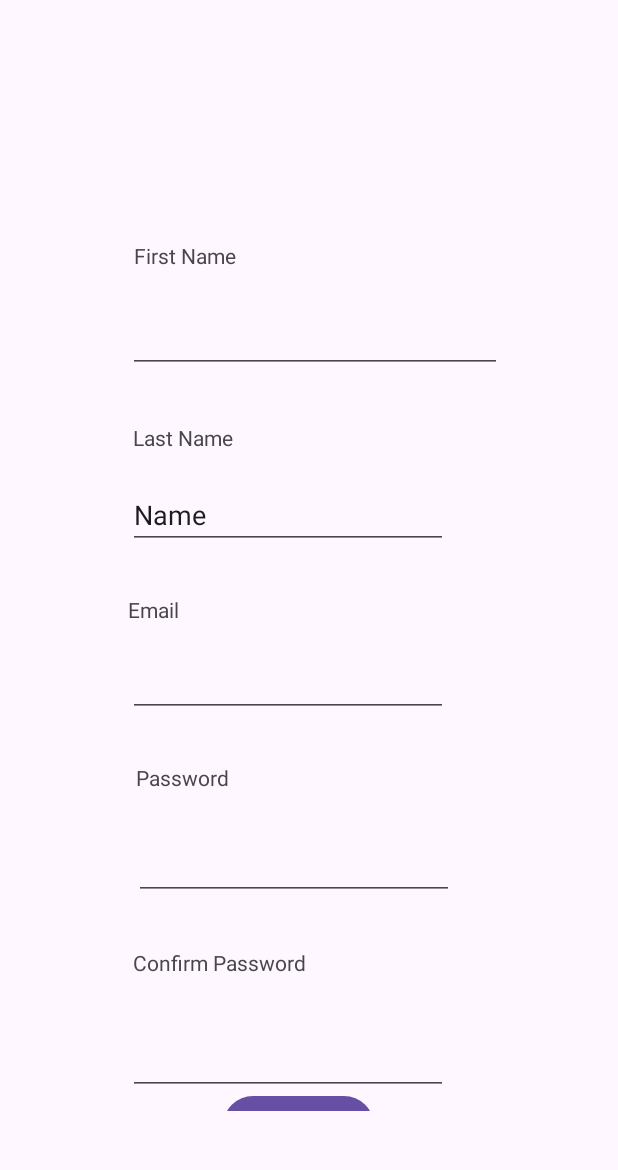
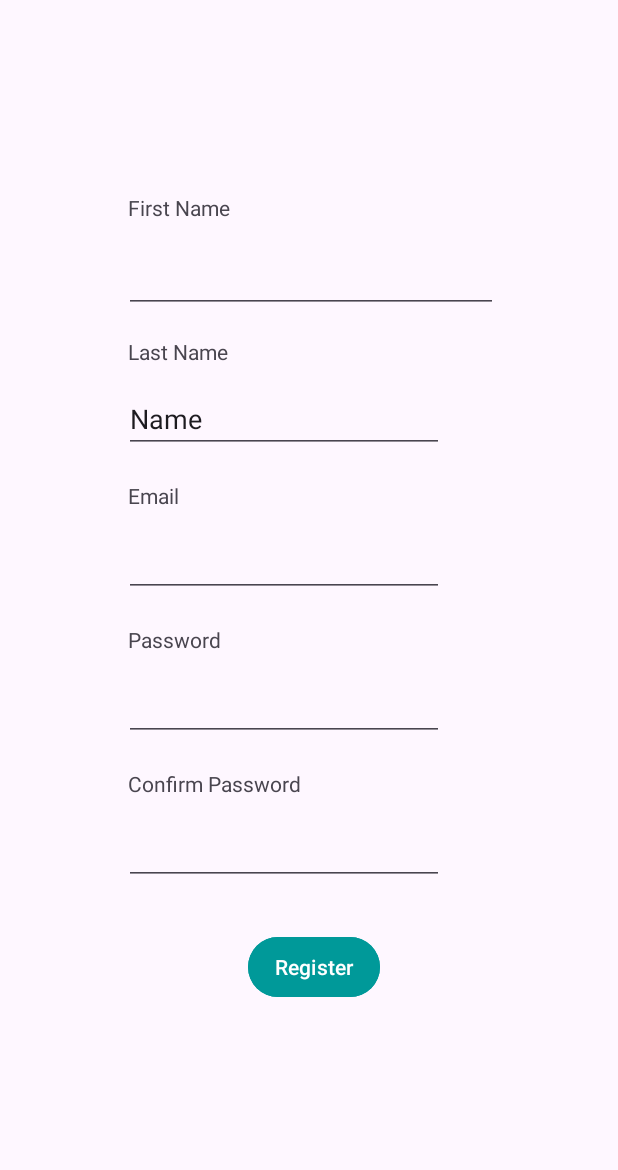
Before and after one commit to IsaacPicov/carbonFootprintApp, an Android app: the screen it shows after launch (MainActivity), after a tap on "Register", on a phone screen of 412 x 824 dp, the part 29-1199 px from its top. Run offline under Robolectric (Android 15) with nearby library versions, the light colour scheme and no system bars; our stand-ins replace Firebase (no records; nobody signed in at launch, a user with empty details on screens opened directly).

Commit message:
feat: UI changes

```diff
--- a/Starter Application/app/src/main/res/layout/fragment_registration.xml
+++ b/Starter Application/app/src/main/res/layout/fragment_registration.xml
@@ -6,12 +6,13 @@
     android:layout_width="match_parent"
     android:layout_height="match_parent">
 
+
     <TextView
         android:id="@+id/textView3"
         android:layout_width="wrap_content"
         android:layout_height="wrap_content"
-        android:layout_marginStart="84dp"
-        android:layout_marginTop="120dp"
+        android:layout_marginStart="80dp"
+        android:layout_marginTop="88dp"
         android:text="First Name"
         app:layout_constraintStart_toStartOf="parent"
         app:layout_constraintTop_toTopOf="parent" />
@@ -20,8 +21,8 @@
         android:id="@+id/editFirstName"
         android:layout_width="249dp"
         android:layout_height="48dp"
-        android:layout_marginStart="80dp"
-        android:layout_marginTop="160dp"
+        android:layout_marginStart="77dp"
+        android:layout_marginTop="120dp"
         android:ems="10"
         android:inputType="text"
         app:layout_constraintStart_toStartOf="parent"
@@ -32,8 +33,8 @@
         android:id="@+id/textView4"
         android:layout_width="wrap_content"
         android:layout_height="wrap_content"
-        android:layout_marginStart="83dp"
-        android:layout_marginTop="241dp"
+        android:layout_marginStart="80dp"
+        android:layout_marginTop="184dp"
         android:text="Last Name"
         app:layout_constraintStart_toStartOf="parent"
         app:layout_constraintTop_toTopOf="parent" />
@@ -42,8 +43,8 @@
         android:id="@+id/editLastName"
         android:layout_width="wrap_content"
         android:layout_height="wrap_content"
-        android:layout_marginStart="80dp"
-        android:layout_marginTop="280dp"
+        android:layout_marginStart="77dp"
+        android:layout_marginTop="216dp"
         android:ems="10"
         android:inputType="text"
         android:text="Name"
@@ -55,7 +56,7 @@
         android:layout_width="wrap_content"
         android:layout_height="wrap_content"
         android:layout_marginStart="80dp"
-        android:layout_marginTop="356dp"
+        android:layout_marginTop="280dp"
         android:text="Email"
         app:layout_constraintStart_toStartOf="parent"
         app:layout_constraintTop_toTopOf="parent" />
@@ -64,8 +65,8 @@
         android:id="@+id/editEmail"
         android:layout_width="wrap_content"
         android:layout_height="wrap_content"
-        android:layout_marginStart="80dp"
-        android:layout_marginTop="392dp"
+        android:layout_marginStart="77dp"
+        android:layout_marginTop="312dp"
         android:ems="10"
         android:inputType="textEmailAddress"
         app:layout_constraintStart_toStartOf="parent"
@@ -75,8 +76,8 @@
         android:id="@+id/textView6"
         android:layout_width="wrap_content"
         android:layout_height="wrap_content"
-        android:layout_marginStart="85dp"
-        android:layout_marginTop="468dp"
+        android:layout_marginStart="80dp"
+        android:layout_marginTop="376dp"
         android:text="Password"
         app:layout_constraintStart_toStartOf="parent"
         app:layout_constraintTop_toTopOf="parent" />
@@ -85,8 +86,8 @@
         android:id="@+id/editPassword"
         android:layout_width="wrap_content"
         android:layout_height="wrap_content"
-        android:layout_marginStart="84dp"
-        android:layout_marginTop="514dp"
+        android:layout_marginStart="77dp"
+        android:layout_marginTop="408dp"
         android:ems="10"
         android:inputType="textPassword"
         app:layout_constraintStart_toStartOf="parent"
@@ -95,8 +96,8 @@
     <TextView
         android:layout_width="wrap_content"
         android:layout_height="wrap_content"
-        android:layout_marginStart="83dp"
-        android:layout_marginTop="591dp"
+        android:layout_marginStart="80dp"
+        android:layout_marginTop="472dp"
         android:text="Confirm Password"
         app:layout_constraintStart_toStartOf="parent"
         app:layout_constraintTop_toTopOf="parent" />
@@ -105,8 +106,8 @@
         android:id="@+id/editConfirmPassword"
         android:layout_width="wrap_content"
         android:layout_height="wrap_content"
-        android:layout_marginStart="80dp"
-        android:layout_marginTop="644dp"
+        android:layout_marginStart="77dp"
+        android:layout_marginTop="504dp"
         android:ems="10"
         android:inputType="textPassword"
         app:layout_constraintStart_toStartOf="parent"
@@ -116,9 +117,12 @@
         android:id="@+id/buttonUserRegister"
         android:layout_width="wrap_content"
         android:layout_height="wrap_content"
-        android:layout_marginStart="143dp"
-        android:layout_marginTop="686dp"
+        android:layout_marginStart="160dp"
+        android:layout_marginTop="580dp"
+        android:backgroundTint="@color/teal"
+        android:padding="10dp"
         android:text="Register"
+        android:textColor="@color/white"
         app:layout_constraintStart_toStartOf="parent"
         app:layout_constraintTop_toTopOf="parent" />
 </androidx.constraintlayout.widget.ConstraintLayout>
--- a/Starter Application/app/src/main/res/values/colors.xml
+++ b/Starter Application/app/src/main/res/values/colors.xml
@@ -2,4 +2,9 @@
 <resources>
     <color name="black">#FF000000</color>
     <color name="white">#FFFFFFFF</color>
+    <color name="light">#d8dbe2</color>
+    <color name="teal">#009999</color>
+    <color name="gray">#a9bcd0</color>
+    <color name="dark_gray">#373f51</color>
+    <color name="black_2">#1b1b1e</color>
 </resources>
```
Also changed, not shown: 1 other file.
